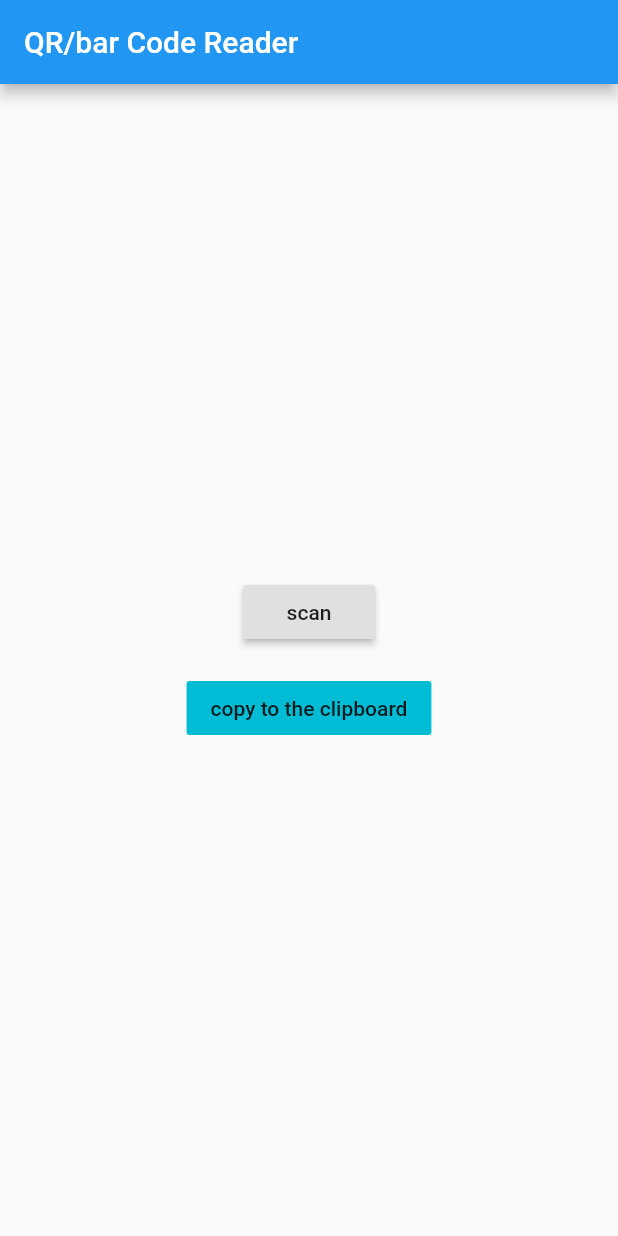
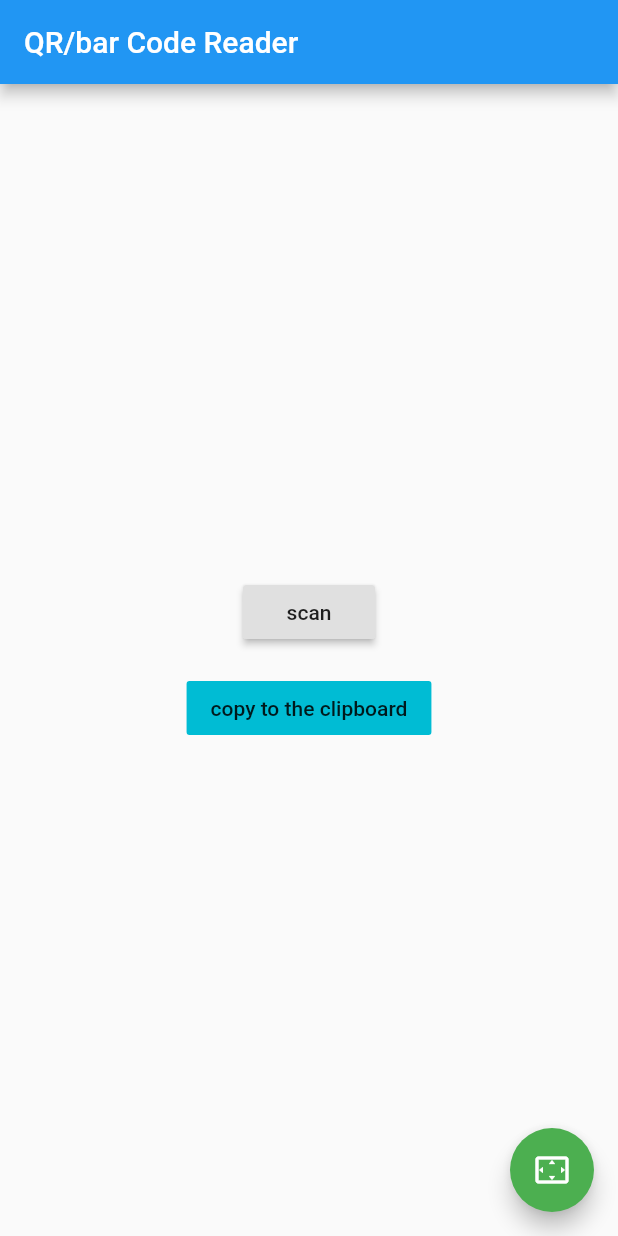
Before and after one commit to tehdarthvid/qbar-flutter, a Flutter app: the screen it shows after launch, on a phone screen of 412 x 824 dp. Run offline on Flutter 3.47's test engine with Material 2 defaults, Android fonts, the phone set to English and light mode, and no system bars; missing offline and left inert: barcode_scan.

Commit message:
feat: Added FloatingActionButton for scanning.

```diff
--- a/lib/main.dart
+++ b/lib/main.dart
@@ -100,6 +100,11 @@ class _MyHomePageState extends State<MyHomePage> {
           ],
         ),
       ),
+      floatingActionButton: FloatingActionButton(
+        onPressed: scan,
+        child: Icon(Icons.settings_overscan),
+        backgroundColor: Colors.green,
+      ),
     );
   }
 
```
